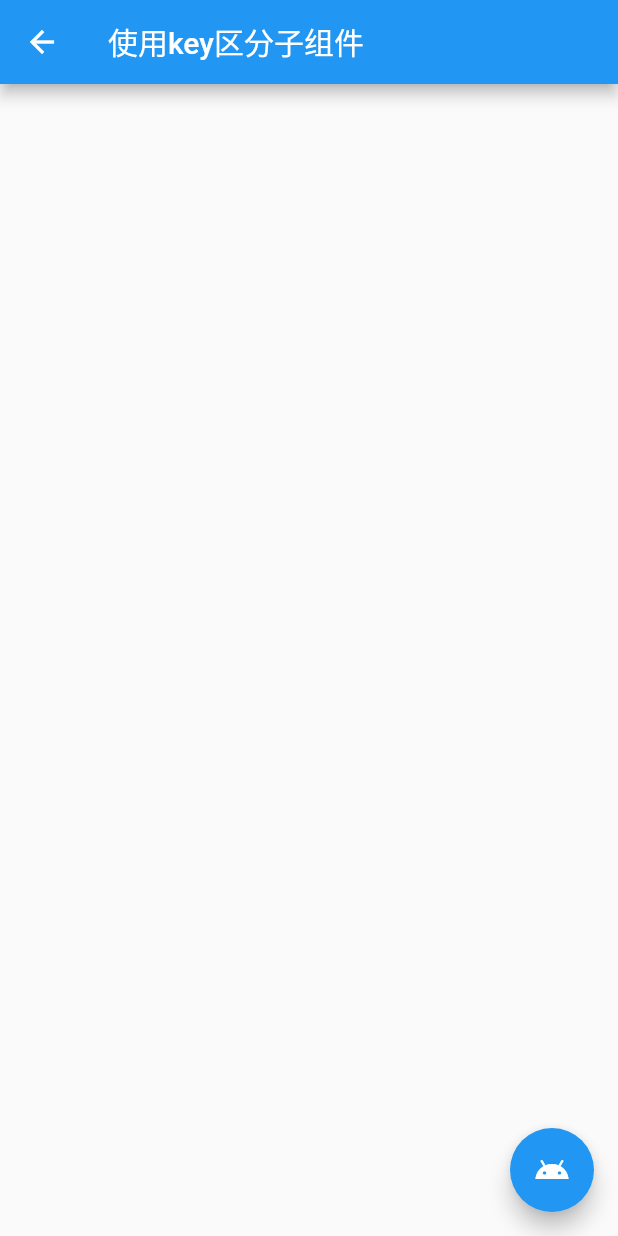
After one commit to qiangzengli/flutter_study, a Flutter app: the Key01 screen opened by its route, after a tap on the "clear" icon, on a phone screen of 412 x 824 dp. The commit adds this screen. Run offline on Flutter 3.47's test engine with Material 2 defaults, Android fonts, the phone set to English and light mode, and no system bars.

Commit message:
✨ 使用ValueKey来实现动画来标识控件发生变化

```diff
--- a/lib/gesture/spring.dart
+++ b/lib/gesture/spring.dart
@@ -1,4 +1,3 @@
-import 'package:flutter/foundation.dart';
 import 'package:flutter/material.dart';
 
 class SpringPage extends StatefulWidget {
--- /dev/null
+++ b/lib/key/key01.dart
@@ -0,0 +1,45 @@
+import 'package:flutter/material.dart';
+
+class Key01 extends StatefulWidget {
+  @override
+  State<StatefulWidget> createState() => Key01State();
+}
+
+class Key01State extends State<Key01> {
+  IconData iconData = Icons.clear;
+
+  @override
+  Widget build(BuildContext context) {
+    return Scaffold(
+      appBar: AppBar(
+        title: Text('使用key区分子组件'),
+      ),
+      body: Container(),
+      floatingActionButton: FloatingActionButton(
+        onPressed: () {
+          setState(() {
+            if (iconData == Icons.android_outlined) {
+              iconData = Icons.phone_iphone;
+            } else {
+              iconData = Icons.android_outlined;
+            }
+          });
+        },
+        //使用AnimatedSwitcher展示动画
+        child: AnimatedSwitcher(
+          transitionBuilder: (child, anim) {
+            return RotationTransition(
+              turns: anim,
+              child: child,
+            );
+          },
+          duration: Duration(milliseconds: 300),
+          child: Icon(
+            iconData,
+            key: ValueKey(iconData),
+          ),
+        ),
+      ),
+    );
+  }
+}
--- a/lib/main.dart
+++ b/lib/main.dart
@@ -4,6 +4,7 @@ import 'package:flutter_study/animation/animation_controller_page.dart';
 import 'package:flutter_study/column_page.dart';
 import 'package:flutter_study/custom_single_child_widget/custom_single_child_page.dart';
 import 'package:flutter_study/gesture/spring.dart';
+import 'package:flutter_study/key/key01.dart';
 import 'package:flutter_study/stream_scroll_controller_page.dart';
 
 import 'absorb_pointer_page.dart';
@@ -18,6 +19,7 @@ final routes = {
   '/stream_scroll_page': (_) => StreamScrollControllerPage(),
   '/column_page': (_) => ColumnPage(),
   '/custom_single_child_page': (_) => CustomSingleChildPage(),
+  '/key01': (_) => Key01(),
 };
 
 void main() {
@@ -54,7 +56,7 @@ class _MyHomePageState extends State<MyHomePage> {
           children: routes.keys
               .map(
                 (e) => ListTile(
-                  title: Text(e),
+                  title: Text(e.replaceFirst("/", "")),
                   onTap: () {
                     Navigator.of(context).pushNamed(e);
                   },
```
Also changed, not shown: pubspec.lock, 3 other files.
